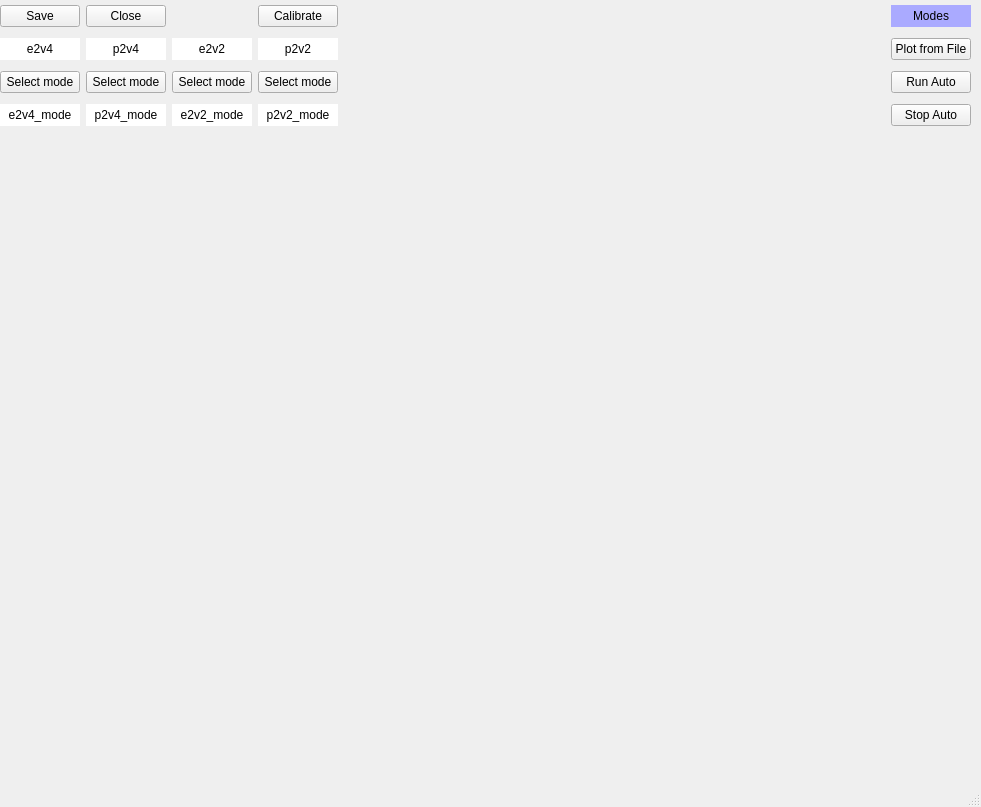
Before: the Qt Designer form bpm's.ui in vitaliibalakin/c_orbit, drawn with Qt 5.
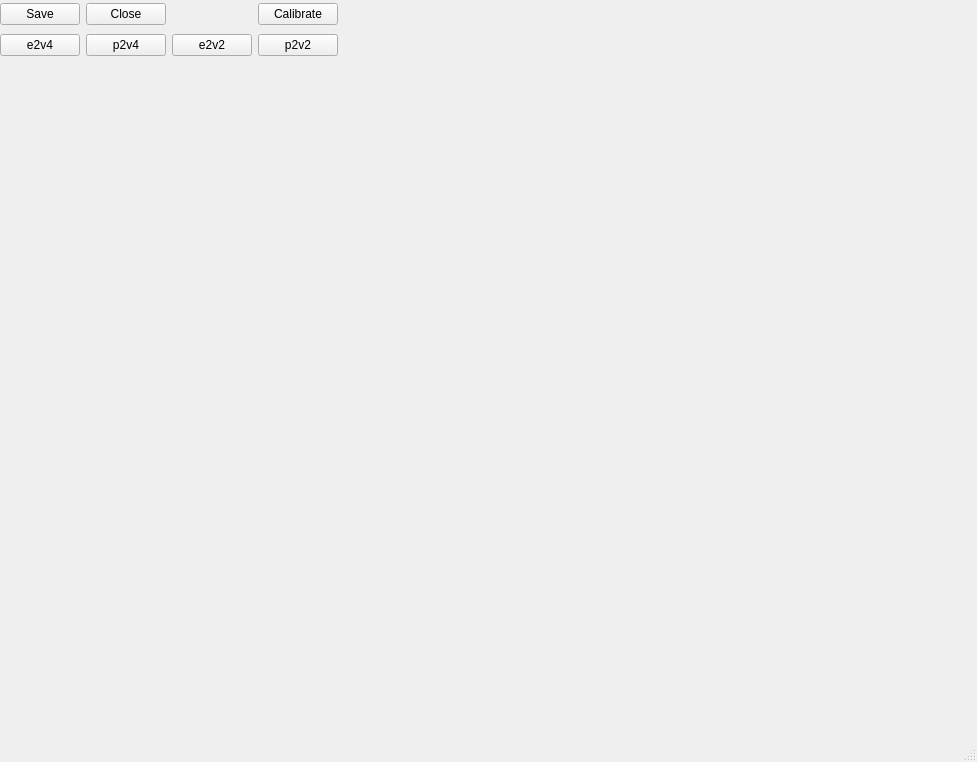
After: the same form once the commit is applied.

What changed in the file:
```diff
--- a/bpm's.ui
+++ b/bpm's.ui
@@ -6,8 +6,8 @@
    <rect>
     <x>0</x>
     <y>0</y>
-    <width>981</width>
-    <height>807</height>
+    <width>977</width>
+    <height>762</height>
    </rect>
   </property>
   <property name="windowTitle">
@@ -20,119 +20,29 @@
       <x>0</x>
       <y>0</y>
       <width>971</width>
-      <height>132</height>
+      <height>61</height>
      </rect>
     </property>
     <layout class="QGridLayout" name="gridLayout">
-     <item row="3" column="0">
-      <widget class="QLabel" name="lbl_e2v4_w">
-       <property name="font">
-        <font>
-         <pointsize>9</pointsize>
-        </font>
-       </property>
-       <property name="styleSheet">
-        <string notr="true">background-color:rgb(255, 255, 255);</string>
-       </property>
+     <item row="0" column="3">
+      <widget class="QPushButton" name="btn_calibrate">
        <property name="text">
-        <string>e2v4_mode</string>
-       </property>
-       <property name="alignment">
-        <set>Qt::AlignCenter</set>
+        <string>Calibrate</string>
        </property>
       </widget>
      </item>
      <item row="2" column="1">
       <widget class="QPushButton" name="btn_sel_p2v4">
        <property name="text">
-        <string>Select mode</string>
-       </property>
-      </widget>
-     </item>
-     <item row="1" column="1">
-      <widget class="QLabel" name="lbl_p2v4">
-       <property name="font">
-        <font>
-         <pointsize>9</pointsize>
-        </font>
-       </property>
-       <property name="styleSheet">
-        <string notr="true">background-color:rgb(255, 255, 255);</string>
-       </property>
-       <property name="text">
         <string>p2v4</string>
        </property>
-       <property name="alignment">
-        <set>Qt::AlignCenter</set>
-       </property>
       </widget>
      </item>
-     <item row="3" column="2">
-      <widget class="QLabel" name="lbl_e2v2_w">
-       <property name="font">
-        <font>
-         <pointsize>9</pointsize>
-        </font>
-       </property>
-       <property name="styleSheet">
-        <string notr="true">background-color:rgb(255, 255, 255);</string>
-       </property>
-       <property name="text">
-        <string>e2v2_mode</string>
-       </property>
-       <property name="alignment">
-        <set>Qt::AlignCenter</set>
-       </property>
-      </widget>
-     </item>
-     <item row="2" column="2">
-      <widget class="QPushButton" name="btn_sel_e2v2">
-       <property name="text">
-        <string>Select mode</string>
-       </property>
-      </widget>
-     </item>
-     <item row="1" column="3">
-      <widget class="QLabel" name="lbl_p2v2">
-       <property name="font">
-        <font>
-         <pointsize>9</pointsize>
-        </font>
-       </property>
-       <property name="styleSheet">
-        <string notr="true">background-color:rgb(255, 255, 255);</string>
-       </property>
-       <property name="text">
-        <string>p2v2</string>
-       </property>
-       <property name="alignment">
-        <set>Qt::AlignCenter</set>
-       </property>
-      </widget>
-     </item>
-     <item row="2" column="3">
-      <widget class="QPushButton" name="btn_sel_p2v2">
-       <property name="text">
-        <string>Select mode</string>
-       </property>
-      </widget>
-     </item>
-     <item row="1" column="0">
-      <widget class="QLabel" name="lbl_e2v4">
-       <property name="font">
-        <font>
-         <pointsize>9</pointsize>
-        </font>
-       </property>
-       <property name="styleSheet">
-        <string notr="true">background-color:rgb(255, 255, 255);</string>
-       </property>
+     <item row="2" column="0">
+      <widget class="QPushButton" name="btn_sel_e2v4">
        <property name="text">
         <string>e2v4</string>
        </property>
-       <property name="alignment">
-        <set>Qt::AlignCenter</set>
-       </property>
       </widget>
      </item>
      <item row="0" column="1">
@@ -142,10 +52,17 @@
        </property>
       </widget>
      </item>
-     <item row="2" column="0">
-      <widget class="QPushButton" name="btn_sel_e2v4">
+     <item row="2" column="3">
+      <widget class="QPushButton" name="btn_sel_p2v2">
        <property name="text">
-        <string>Select mode</string>
+        <string>p2v2</string>
+       </property>
+      </widget>
+     </item>
+     <item row="2" column="2">
+      <widget class="QPushButton" name="btn_sel_e2v2">
+       <property name="text">
+        <string>e2v2</string>
        </property>
       </widget>
      </item>
@@ -156,86 +73,18 @@
        </property>
       </widget>
      </item>
-     <item row="1" column="2">
-      <widget class="QLabel" name="lbl_e2v2">
-       <property name="font">
-        <font>
-         <pointsize>9</pointsize>
-        </font>
+     <item row="2" column="4">
+      <spacer name="horizontalSpacer_3">
+       <property name="orientation">
+        <enum>Qt::Horizontal</enum>
        </property>
-       <property name="styleSheet">
-        <string notr="true">background-color:rgb(255, 255, 255);</string>
+       <property name="sizeHint" stdset="0">
+        <size>
+         <width>40</width>
+         <height>20</height>
+        </size>
        </property>
-       <property name="text">
-        <string>e2v2</string>
-       </property>
-       <property name="alignment">
-        <set>Qt::AlignCenter</set>
-       </property>
-      </widget>
-     </item>
-     <item row="3" column="3">
-      <widget class="QLabel" name="lbl_p2v2_w">
-       <property name="font">
-        <font>
-         <pointsize>9</pointsize>
-        </font>
-       </property>
-       <property name="styleSheet">
-        <string notr="true">background-color:rgb(255, 255, 255);</string>
-       </property>
-       <property name="text">
-        <string>p2v2_mode</string>
-       </property>
-       <property name="alignment">
-        <set>Qt::AlignCenter</set>
-       </property>
-      </widget>
-     </item>
-     <item row="3" column="1">
-      <widget class="QLabel" name="lbl_p2v4_w">
-       <property name="font">
-        <font>
-         <pointsize>9</pointsize>
-        </font>
-       </property>
-       <property name="styleSheet">
-        <string notr="true">background-color:rgb(255, 255, 255);</string>
-       </property>
-       <property name="text">
-        <string>p2v4_mode</string>
-       </property>
-       <property name="alignment">
-        <set>Qt::AlignCenter</set>
-       </property>
-      </widget>
-     </item>
-     <item row="1" column="5">
-      <widget class="QPushButton" name="btn_plot_from_file">
-       <property name="text">
-        <string>Plot from File</string>
-       </property>
-      </widget>
-     </item>
-     <item row="2" column="5">
-      <widget class="QPushButton" name="btn_run_auto">
-       <property name="text">
-        <string>Run Auto</string>
-       </property>
-      </widget>
-     </item>
-     <item row="0" column="5">
-      <widget class="QLabel" name="label">
-       <property name="styleSheet">
-        <string notr="true">background-color:rgb(170, 170, 255);</string>
-       </property>
-       <property name="text">
-        <string>Modes</string>
-       </property>
-       <property name="alignment">
-        <set>Qt::AlignCenter</set>
-       </property>
-      </widget>
+      </spacer>
      </item>
      <item row="0" column="4">
       <spacer name="horizontalSpacer_2">
@@ -250,27 +99,13 @@
        </property>
       </spacer>
      </item>
-     <item row="3" column="5">
-      <widget class="QPushButton" name="btn_stop_auto">
-       <property name="text">
-        <string>Stop Auto</string>
-       </property>
-      </widget>
-     </item>
-     <item row="0" column="3">
-      <widget class="QPushButton" name="btn_calibrate">
-       <property name="text">
-        <string>Calibrate</string>
-       </property>
-      </widget>
-     </item>
     </layout>
    </widget>
    <widget class="QWidget" name="verticalLayoutWidget">
     <property name="geometry">
      <rect>
       <x>0</x>
-      <y>140</y>
+      <y>70</y>
       <width>971</width>
       <height>641</height>
      </rect>
@@ -291,7 +126,7 @@
     <rect>
      <x>0</x>
      <y>0</y>
-     <width>981</width>
+     <width>977</width>
      <height>22</height>
     </rect>
    </property>
```
